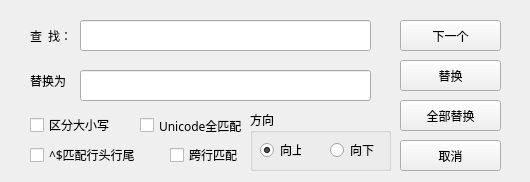
Above: replace_window.ui from python-niejieqiang/JQEdit before the change. Below: the same form after it.
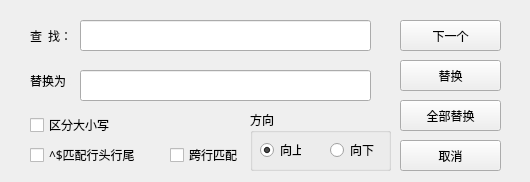
That is the form after the change.

Commit message: 修复不能逐项替换，修复全部替换不能无法撤销恢复bug

Diff of the .ui file:
```diff
--- a/replace_window.ui
+++ b/replace_window.ui
@@ -204,19 +204,6 @@
     <string>跨行匹配</string>
    </property>
   </widget>
-  <widget class="QCheckBox" name="use_unicode">
-   <property name="geometry">
-    <rect>
-     <x>140</x>
-     <y>110</y>
-     <width>111</width>
-     <height>31</height>
-    </rect>
-   </property>
-   <property name="text">
-    <string>Unicode全匹配</string>
-   </property>
-  </widget>
  </widget>
  <resources/>
  <connections/>
```
The commit also changes 2 other files.
